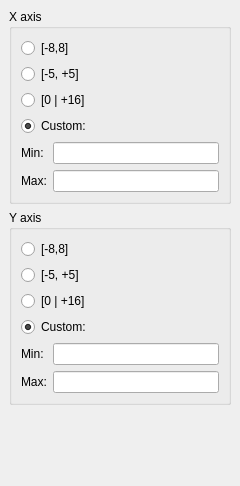
KDE/kmplot, file kmplot/editcoords.ui: the form before one commit.
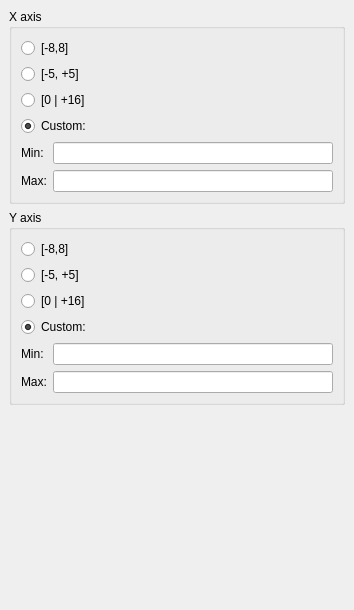
The form after the commit. Custom widgets are drawn as their Qt base class.

Commit message: Changed the axes scaling dialog (for print scaling and tic spacing). Hopefully this new setup is more intuitive (although I will probably change printing in the future anyway).

Patch:
```diff
--- a/kmplot/editcoords.ui
+++ b/kmplot/editcoords.ui
@@ -8,8 +8,8 @@
    <rect>
     <x>0</x>
     <y>0</y>
-    <width>240</width>
-    <height>486</height>
+    <width>354</width>
+    <height>610</height>
    </rect>
   </property>
   <property name="windowTitle" >
@@ -264,7 +264,7 @@
      <property name="sizeHint" >
       <size>
        <width>20</width>
-       <height>40</height>
+       <height>319</height>
       </size>
      </property>
     </spacer>
```
The commit also changes 7 other files.
